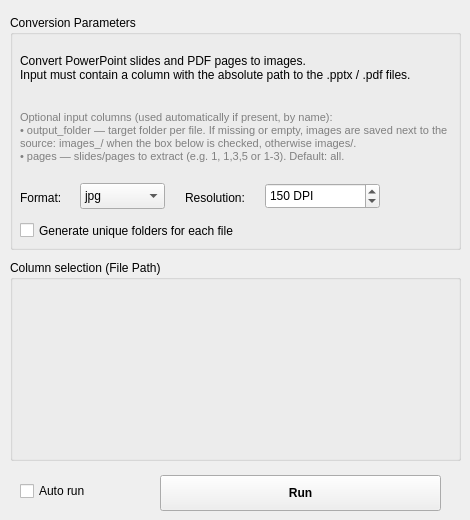
This is orangecontrib/IO4IT/widgets/designer/owfile2images.ui in TigerODM/TigerODM as Qt 5 draws it before an edit. The edited form follows.
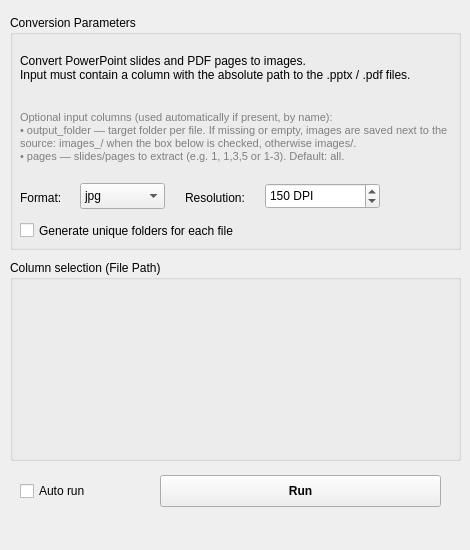
This is the edited form.

The edit to the form file:
```diff
--- a/orangecontrib/IO4IT/widgets/designer/owfile2images.ui
+++ b/orangecontrib/IO4IT/widgets/designer/owfile2images.ui
@@ -7,19 +7,19 @@
     <x>0</x>
     <y>0</y>
     <width>470</width>
-    <height>520</height>
+    <height>550</height>
    </rect>
   </property>
   <property name="minimumSize">
    <size>
     <width>470</width>
-    <height>520</height>
+    <height>550</height>
    </size>
   </property>
   <property name="maximumSize">
    <size>
     <width>470</width>
-    <height>520</height>
+    <height>550</height>
    </size>
   </property>
   <property name="windowTitle">
@@ -197,7 +197,7 @@
      <x>160</x>
      <y>475</y>
      <width>281</width>
-     <height>36</height>
+     <height>32</height>
     </rect>
    </property>
    <property name="styleSheet">
```
